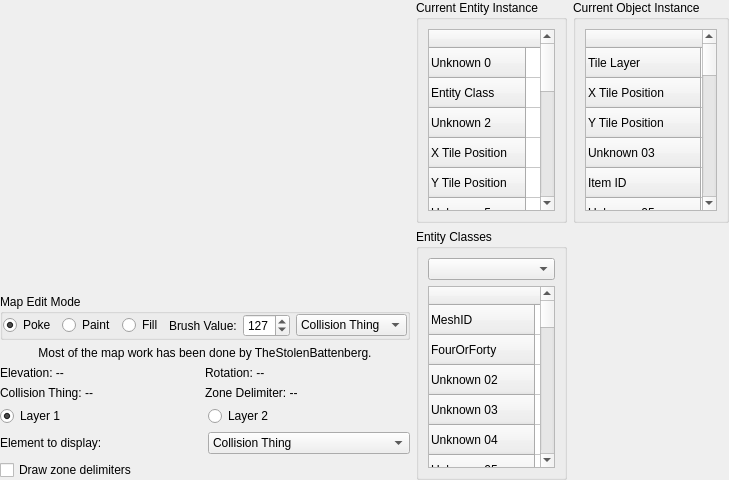
This is Tools/KFModTool/mapeditwidget.ui in IvanDSM/KingsFieldRE as Qt 5 draws it before an edit. The edited form follows.
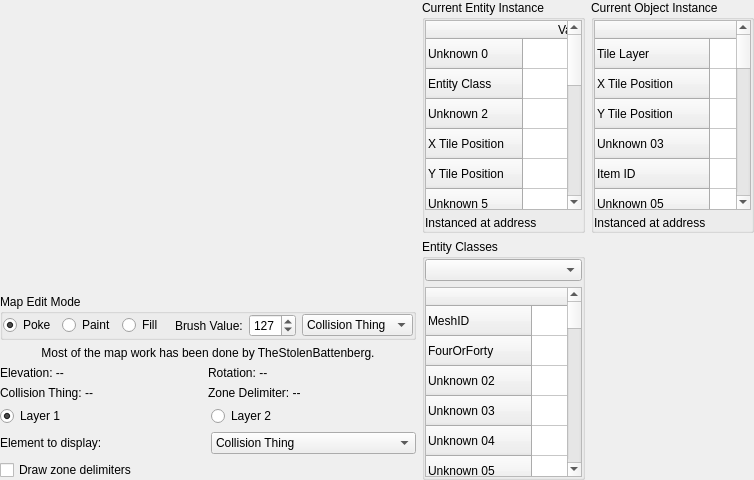
This is the edited form. Icons and pictures are not drawn. Custom widgets are drawn as their Qt base class.

Commit message: KFModTool: Show instanced addresses for entities and objects

What changed in the file:
```diff
--- a/Tools/KFModTool/mapeditwidget.ui
+++ b/Tools/KFModTool/mapeditwidget.ui
@@ -6,7 +6,7 @@
    <rect>
     <x>0</x>
     <y>0</y>
-    <width>640</width>
+    <width>754</width>
     <height>480</height>
    </rect>
   </property>
@@ -377,8 +377,20 @@
         <property name="title">
          <string>Current Entity Instance</string>
         </property>
-        <layout class="QGridLayout" name="gridLayout">
-         <item row="1" column="0">
+        <layout class="QVBoxLayout" name="verticalLayout_4">
+         <property name="leftMargin">
+          <number>0</number>
+         </property>
+         <property name="topMargin">
+          <number>0</number>
+         </property>
+         <property name="rightMargin">
+          <number>0</number>
+         </property>
+         <property name="bottomMargin">
+          <number>0</number>
+         </property>
+         <item>
           <widget class="QTableWidget" name="entityInstanceTable">
            <row>
             <property name="text">
@@ -467,6 +479,13 @@
            </column>
           </widget>
          </item>
+         <item>
+          <widget class="QLabel" name="entityInstanceAddrLabel">
+           <property name="text">
+            <string>Instanced at address </string>
+           </property>
+          </widget>
+         </item>
         </layout>
        </widget>
       </item>
@@ -482,6 +501,18 @@
          <string>Entity Classes</string>
         </property>
         <layout class="QVBoxLayout" name="verticalLayout">
+         <property name="leftMargin">
+          <number>0</number>
+         </property>
+         <property name="topMargin">
+          <number>0</number>
+         </property>
+         <property name="rightMargin">
+          <number>0</number>
+         </property>
+         <property name="bottomMargin">
+          <number>0</number>
+         </property>
          <item>
           <widget class="QComboBox" name="entityCDCombo"/>
          </item>
@@ -808,6 +839,18 @@
          <string>Current Object Instance</string>
         </property>
         <layout class="QVBoxLayout" name="verticalLayout_3">
+         <property name="leftMargin">
+          <number>0</number>
+         </property>
+         <property name="topMargin">
+          <number>0</number>
+         </property>
+         <property name="rightMargin">
+          <number>0</number>
+         </property>
+         <property name="bottomMargin">
+          <number>0</number>
+         </property>
          <item>
           <widget class="QTableWidget" name="objectInstanceTable">
            <row>
@@ -937,6 +980,13 @@
            </column>
           </widget>
          </item>
+         <item>
+          <widget class="QLabel" name="objectInstanceAddrLabel">
+           <property name="text">
+            <string>Instanced at address </string>
+           </property>
+          </widget>
+         </item>
         </layout>
        </widget>
       </item>
```
The commit also changes 1 other file.
